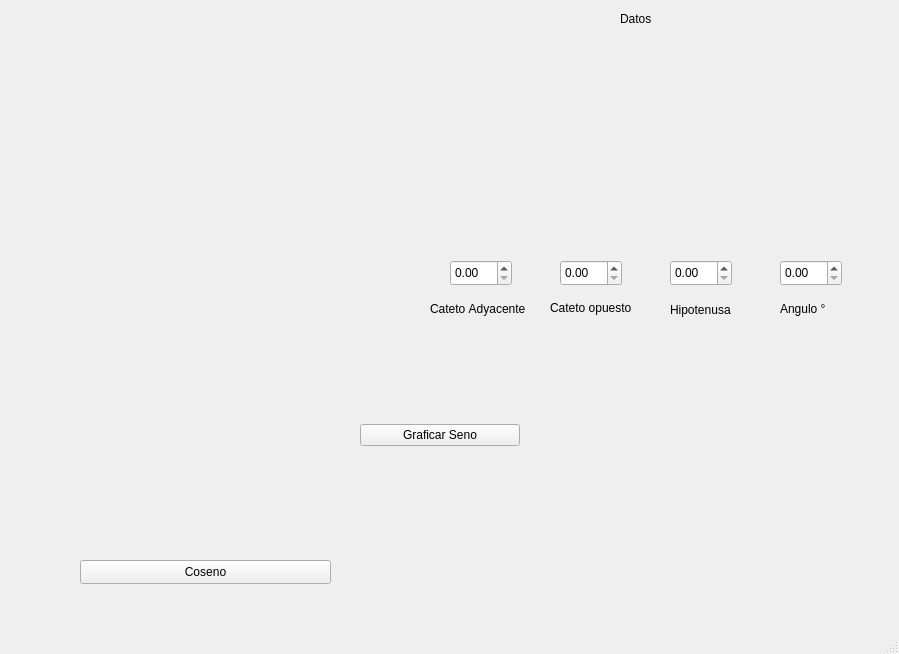
Old version of the form QT/TrigonometryViewerQT/mainwindow.ui in the repository Niconiio/LosPitagoras.
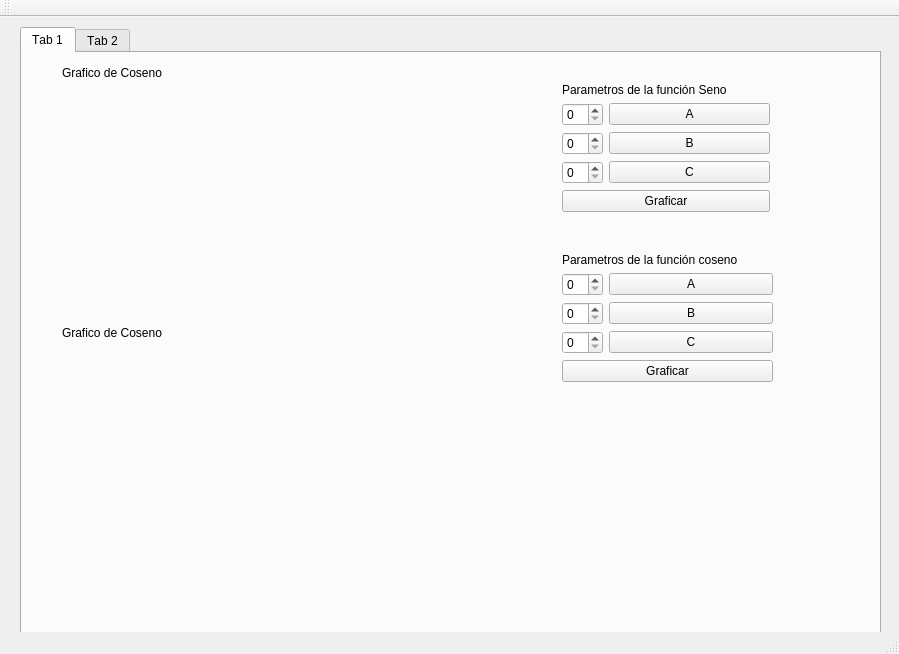
New version of the form.

```diff
--- a/QT/TrigonometryViewerQT/mainwindow.ui
+++ b/QT/TrigonometryViewerQT/mainwindow.ui
@@ -52,46 +52,231 @@
    <bool>false</bool>
   </property>
   <widget class="QWidget" name="centralwidget">
-   <widget class="QWidget" name="verticalLayoutWidget">
+   <widget class="QTabWidget" name="Tab_principal">
     <property name="geometry">
      <rect>
-      <x>40</x>
+      <x>20</x>
+      <y>10</y>
+      <width>861</width>
+      <height>621</height>
+     </rect>
+    </property>
+    <property name="currentIndex">
+     <number>0</number>
+    </property>
+    <widget class="QWidget" name="tab">
+     <attribute name="title">
+      <string>Tab 1</string>
+     </attribute>
+     <widget class="QWidget" name="formLayoutWidget">
+      <property name="geometry">
+       <rect>
+        <x>540</x>
+        <y>200</y>
+        <width>211</width>
+        <height>151</height>
+       </rect>
+      </property>
+      <layout class="QFormLayout" name="Layout_parametros_coseno">
+       <item row="1" column="0">
+        <widget class="QSpinBox" name="spinBox"/>
+       </item>
+       <item row="1" column="1">
+        <widget class="QPushButton" name="A_coseno">
+         <property name="text">
+          <string>A</string>
+         </property>
+        </widget>
+       </item>
+       <item row="2" column="0">
+        <widget class="QSpinBox" name="spinBox_2"/>
+       </item>
+       <item row="3" column="0">
+        <widget class="QSpinBox" name="spinBox_3"/>
+       </item>
+       <item row="3" column="1">
+        <widget class="QPushButton" name="C_coseno">
+         <property name="text">
+          <string>C</string>
+         </property>
+        </widget>
+       </item>
+       <item row="2" column="1">
+        <widget class="QPushButton" name="B_coseno">
+         <property name="text">
+          <string>B</string>
+         </property>
+        </widget>
+       </item>
+       <item row="4" column="0" colspan="2">
+        <widget class="QPushButton" name="GraficarCoseno">
+         <property name="text">
+          <string>Graficar</string>
+         </property>
+        </widget>
+       </item>
+       <item row="0" column="0" colspan="2">
+        <widget class="QLabel" name="label">
+         <property name="text">
+          <string>Parametros de la función coseno</string>
+         </property>
+        </widget>
+       </item>
+      </layout>
+     </widget>
+     <widget class="QWidget" name="formLayoutWidget_2">
+      <property name="geometry">
+       <rect>
+        <x>540</x>
       <y>30</y>
-      <width>321</width>
-      <height>241</height>
-     </rect>
-    </property>
-    <layout class="QVBoxLayout" name="GraficoSeno"/>
-   </widget>
-   <widget class="QPushButton" name="cosenoBtn">
-    <property name="geometry">
-     <rect>
-      <x>80</x>
-      <y>560</y>
-      <width>251</width>
-      <height>24</height>
-     </rect>
-    </property>
+        <width>208</width>
+        <height>151</height>
+       </rect>
+      </property>
+      <layout class="QFormLayout" name="Layout_parametros_seno">
+       <item row="1" column="0">
+        <widget class="QSpinBox" name="spinBox_4"/>
+       </item>
+       <item row="1" column="1">
+        <widget class="QPushButton" name="A_seno">
+         <property name="text">
+          <string>A</string>
+         </property>
+        </widget>
+       </item>
+       <item row="2" column="0">
+        <widget class="QSpinBox" name="spinBox_5"/>
+       </item>
+       <item row="2" column="1">
+        <widget class="QPushButton" name="B_seno">
+         <property name="text">
+          <string>B</string>
+         </property>
+        </widget>
+       </item>
+       <item row="3" column="0">
+        <widget class="QSpinBox" name="spinBox_6"/>
+       </item>
+       <item row="3" column="1">
+        <widget class="QPushButton" name="C_seno">
     <property name="text">
-     <string>Coseno</string>
-    </property>
+          <string>C</string>
+         </property>
+        </widget>
+       </item>
+       <item row="4" column="0" colspan="2">
+        <widget class="QPushButton" name="GraficarSeno">
+         <property name="text">
+          <string>Graficar</string>
+         </property>
+        </widget>
+       </item>
+       <item row="0" column="0" colspan="2">
+        <widget class="QLabel" name="label_2">
+         <property name="text">
+          <string>Parametros de la función Seno</string>
+         </property>
+        </widget>
+       </item>
+      </layout>
    </widget>
    <widget class="QWidget" name="verticalLayoutWidget_2">
     <property name="geometry">
      <rect>
-      <x>40</x>
-      <y>310</y>
-      <width>321</width>
+        <x>20</x>
+        <y>290</y>
+        <width>231</width>
       <height>241</height>
      </rect>
     </property>
     <layout class="QVBoxLayout" name="GraficoCoseno"/>
    </widget>
+     <widget class="QLabel" name="label_3">
+      <property name="geometry">
+       <rect>
+        <x>40</x>
+        <y>270</y>
+        <width>151</width>
+        <height>20</height>
+       </rect>
+      </property>
+      <property name="text">
+       <string>Grafico de Coseno</string>
+      </property>
+     </widget>
+     <widget class="QWidget" name="verticalLayoutWidget">
+      <property name="geometry">
+       <rect>
+        <x>20</x>
+        <y>30</y>
+        <width>231</width>
+        <height>211</height>
+       </rect>
+      </property>
+      <layout class="QVBoxLayout" name="GraficoSeno"/>
+     </widget>
+     <widget class="QLabel" name="label_4">
+      <property name="geometry">
+       <rect>
+        <x>40</x>
+        <y>10</y>
+        <width>151</width>
+        <height>20</height>
+       </rect>
+      </property>
+      <property name="text">
+       <string>Grafico de Coseno</string>
+      </property>
+     </widget>
+    </widget>
+    <widget class="QWidget" name="tab_2">
+     <attribute name="title">
+      <string>Tab 2</string>
+     </attribute>
+     <widget class="QLabel" name="label_angulo">
+      <property name="geometry">
+       <rect>
+        <x>370</x>
+        <y>340</y>
+        <width>54</width>
+        <height>17</height>
+       </rect>
+      </property>
+      <property name="text">
+       <string>Angulo °</string>
+      </property>
+     </widget>
+     <widget class="QLabel" name="label_catad">
+      <property name="geometry">
+       <rect>
+        <x>20</x>
+        <y>340</y>
+        <width>101</width>
+        <height>17</height>
+       </rect>
+      </property>
+      <property name="text">
+       <string>Cateto Adyacente</string>
+      </property>
+     </widget>
+     <widget class="QLabel" name="label_hipo">
+      <property name="geometry">
+       <rect>
+        <x>260</x>
+        <y>340</y>
+        <width>71</width>
+        <height>20</height>
+       </rect>
+      </property>
+      <property name="text">
+       <string>Hipotenusa</string>
+      </property>
+     </widget>
    <widget class="QDoubleSpinBox" name="anguloSpinBox">
     <property name="geometry">
      <rect>
-      <x>780</x>
-      <y>260</y>
+        <x>370</x>
+        <y>300</y>
       <width>62</width>
       <height>26</height>
      </rect>
@@ -106,67 +291,11 @@
      <double>0.000000000000000</double>
     </property>
    </widget>
-   <widget class="QDoubleSpinBox" name="catopSpinBox">
-    <property name="geometry">
-     <rect>
-      <x>560</x>
-      <y>260</y>
-      <width>62</width>
-      <height>26</height>
-     </rect>
-    </property>
-   </widget>
-   <widget class="QDoubleSpinBox" name="catadSpinBox">
-    <property name="geometry">
-     <rect>
-      <x>450</x>
-      <y>260</y>
-      <width>62</width>
-      <height>26</height>
-     </rect>
-    </property>
-   </widget>
-   <widget class="QDoubleSpinBox" name="hipoSpinBox">
-    <property name="geometry">
-     <rect>
-      <x>670</x>
-      <y>260</y>
-      <width>62</width>
-      <height>26</height>
-     </rect>
-    </property>
-   </widget>
-   <widget class="QLabel" name="labelDatos">
-    <property name="geometry">
-     <rect>
-      <x>620</x>
-      <y>10</y>
-      <width>54</width>
-      <height>17</height>
-     </rect>
-    </property>
-    <property name="text">
-     <string>Datos</string>
-    </property>
-   </widget>
-   <widget class="QLabel" name="label_catad">
-    <property name="geometry">
-     <rect>
-      <x>430</x>
-      <y>300</y>
-      <width>101</width>
-      <height>17</height>
-     </rect>
-    </property>
-    <property name="text">
-     <string>Cateto Adyacente</string>
-    </property>
-   </widget>
    <widget class="QLabel" name="label_catop">
     <property name="geometry">
      <rect>
-      <x>550</x>
-      <y>300</y>
+        <x>140</x>
+        <y>340</y>
       <width>91</width>
       <height>16</height>
      </rect>
@@ -175,63 +304,51 @@
      <string>Cateto opuesto</string>
     </property>
    </widget>
-   <widget class="QLabel" name="label_hipo">
+     <widget class="QDoubleSpinBox" name="catopSpinBox">
     <property name="geometry">
      <rect>
-      <x>670</x>
+        <x>121</x>
       <y>300</y>
-      <width>71</width>
+        <width>91</width>
+        <height>26</height>
+       </rect>
+      </property>
+     </widget>
+     <widget class="QDoubleSpinBox" name="hipoSpinBox">
+      <property name="geometry">
+       <rect>
+        <x>260</x>
+        <y>300</y>
+        <width>62</width>
+        <height>26</height>
+       </rect>
+      </property>
+     </widget>
+     <widget class="QDoubleSpinBox" name="catadSpinBox">
+      <property name="geometry">
+       <rect>
+        <x>21</x>
+        <y>306</y>
+        <width>81</width>
       <height>20</height>
      </rect>
     </property>
-    <property name="text">
-     <string>Hipotenusa</string>
-    </property>
-   </widget>
-   <widget class="QLabel" name="label_angulo">
-    <property name="geometry">
-     <rect>
-      <x>780</x>
-      <y>300</y>
-      <width>54</width>
-      <height>17</height>
-     </rect>
-    </property>
-    <property name="text">
-     <string>Angulo °</string>
-    </property>
-   </widget>
-   <widget class="QWidget" name="verticalLayoutWidget_3">
-    <property name="geometry">
-     <rect>
-      <x>360</x>
-      <y>350</y>
-      <width>160</width>
-      <height>171</height>
-     </rect>
-    </property>
-    <layout class="QVBoxLayout" name="verticalLayout">
-     <item>
-      <widget class="QPushButton" name="senoBtn">
-       <property name="text">
-        <string>Graficar Seno</string>
-       </property>
-      </widget>
-     </item>
-    </layout>
-   </widget>
-  </widget>
-  <widget class="QMenuBar" name="menubar">
-   <property name="geometry">
-    <rect>
-     <x>0</x>
-     <y>0</y>
-     <width>899</width>
-     <height>21</height>
-    </rect>
-   </property>
+     </widget>
+    </widget>
+   </widget>
   </widget>
   <widget class="QStatusBar" name="statusbar"/>
+  <widget class="QToolBar" name="toolBar">
+   <property name="windowTitle">
+    <string>toolBar</string>
+   </property>
+   <attribute name="toolBarArea">
+    <enum>TopToolBarArea</enum>
+   </attribute>
+   <attribute name="toolBarBreak">
+    <bool>false</bool>
+   </attribute>
+  </widget>
  </widget>
  <resources/>
  <connections/>
```
Left out of the diff: 3 changed lines with no effect on the pictures. Lines whose indentation alone changed are shown as unchanged.
